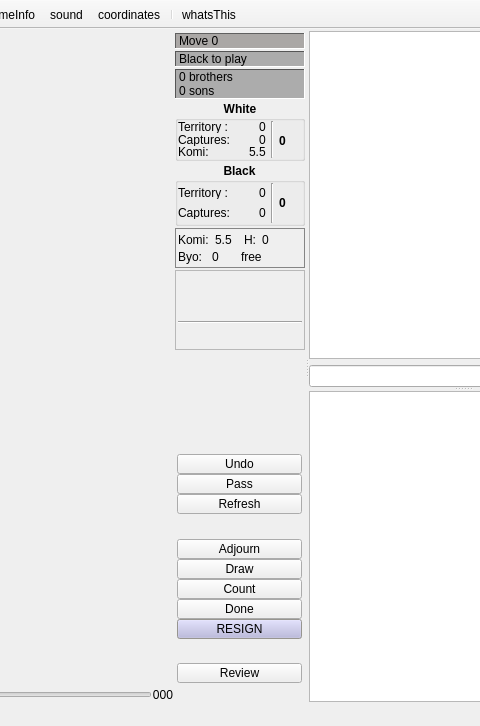
iamsyt/qgo, file src/board/boardwindow.ui: the form before one commit; both pictures show x 336 to 816 and y 0 to 726 of the 954 by 726 pixel window.
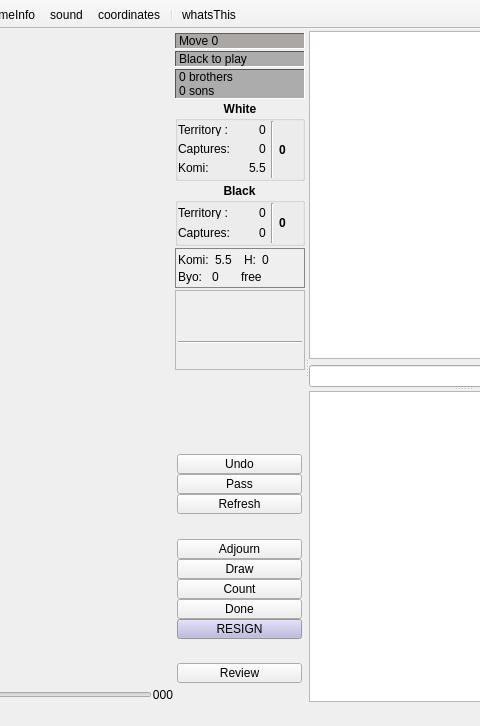
The form after the commit. The open tabs and pages were chosen to show the change. Icons and pictures are not drawn. Custom widgets are drawn as their Qt base class.

Commit message: potentially added names to score tab

```diff
--- a/src/board/boardwindow.ui
+++ b/src/board/boardwindow.ui
@@ -2965,16 +2965,16 @@
                    <verstretch>0</verstretch>
                   </sizepolicy>
                  </property>
-                 <property name="minimumSize" >
+                 <property name="minimumSize">
                   <size>
                    <width>16</width>
-                   <height>40</height>
+                   <height>60</height>
                   </size>
                  </property>
-                 <property name="maximumSize" >
+                 <property name="maximumSize">
                   <size>
                    <width>16777215</width>
-                   <height>60</height>
+                   <height>80</height>
                   </size>
                  </property>
                  <property name="font" >
@@ -3279,7 +3279,13 @@
                    <height>60</height>
                   </size>
                  </property>
-                 <property name="font" >
+                 <property name="maximumSize">
+                  <size>
+                   <width>16777215</width>
+                   <height>80</height>
+                  </size>
+                 </property>
+                 <property name="font">
                   <font>
                    <weight>75</weight>
                    <bold>true</bold>
@@ -5310,9 +5316,9 @@
                </item>
               </layout>
              </widget>
-             <widget class="QWidget" name="page_4" >
-              <widget class="QWidget" name="" >
-               <property name="geometry" >
+             <widget class="QWidget" name="page_4">
+              <widget class="QWidget" name="layoutWidget">
+               <property name="geometry">
                 <rect>
                  <x>0</x>
                  <y>11</y>
@@ -6112,9 +6118,9 @@
        <property name="orientation" >
         <enum>Qt::Vertical</enum>
        </property>
-       <widget class="QWidget" name="layoutWidget" >
-        <layout class="QVBoxLayout" >
-         <property name="spacing" >
+       <widget class="QWidget" name="layoutWidget_2">
+        <layout class="QVBoxLayout">
+         <property name="spacing">
           <number>6</number>
          </property>
          <property name="margin" >
@@ -6378,7 +6384,7 @@
    </property>
   </action>
  </widget>
- <layoutdefault spacing="0" margin="2" />
+ <layoutdefault spacing="0" margin="2"/>
  <customwidgets>
   <customwidget>
    <class>Board</class>
```
Left out of the diff: 3912 changed lines with no effect on the pictures.
